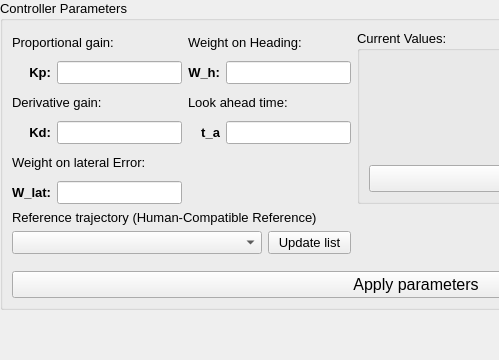
First picture: the form in modules/steeringwheelcontrol/action/swcontrollers/ui/pd_tab.ui, repository tud-hri/joan, before the edit; both pictures show x 0 to 499 and y 0 to 360 of the 800 by 360 pixel window.
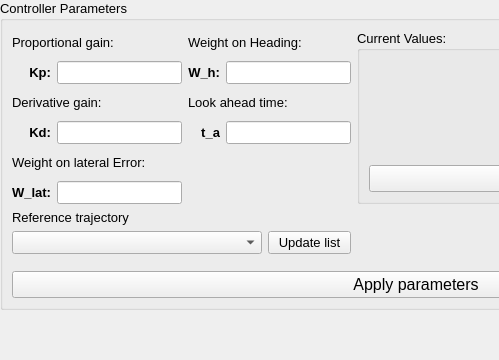
Second picture: the form after the edit.

Diff of the .ui file:
```diff
--- a/modules/steeringwheelcontrol/action/swcontrollers/ui/pd_tab.ui
+++ b/modules/steeringwheelcontrol/action/swcontrollers/ui/pd_tab.ui
@@ -518,7 +518,7 @@
        </font>
       </property>
       <property name="text">
-       <string>Reference trajectory (Human-Compatible Reference)</string>
+       <string>Reference trajectory</string>
       </property>
      </widget>
     </item>
```
